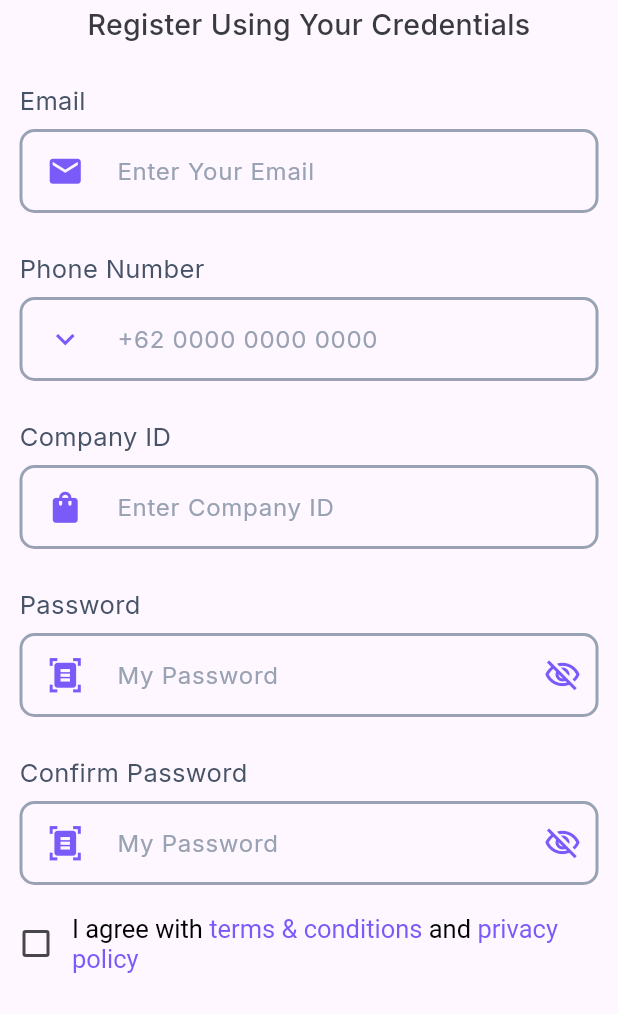
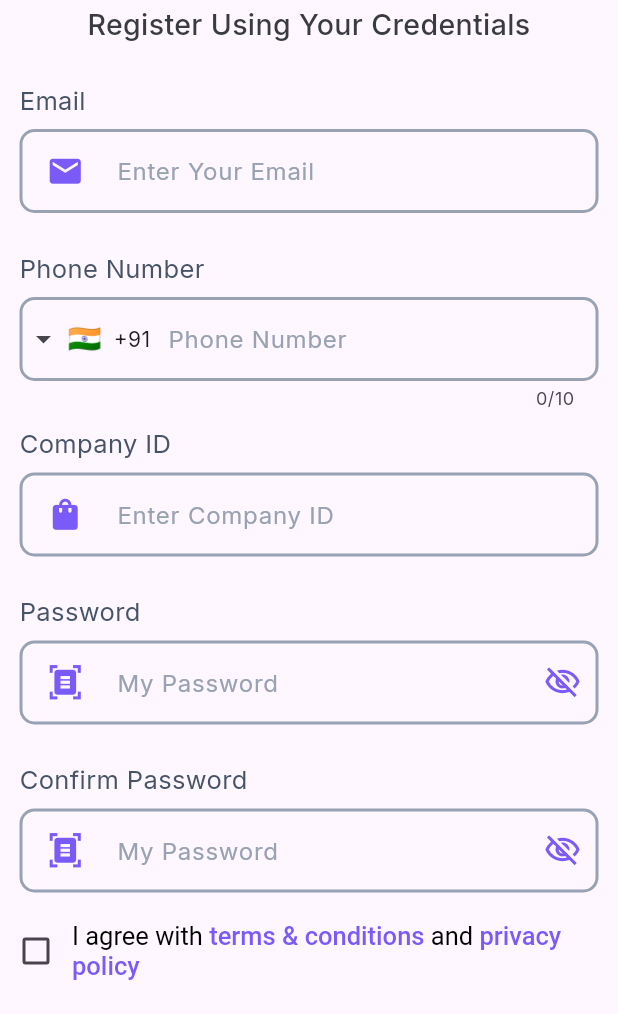
Before and after one commit to sammy002621/ui_hr_task_management, a Flutter app: the SignUpPage screen opened directly, on a phone screen of 412 x 824 dp, the part 222-1236 px from its top. Run offline on Flutter 3.47's test engine with Material 3 defaults, Android fonts, the phone set to English and light mode, and no system bars; drawn by our look-alikes of intl_phone_field; our stand-ins replace dotted_border, flutter_bloc, flutter_otp_text_field, flutter_svg, google_fonts, hugeicons and 1 more; missing offline and left inert: avatar_stack; project files that could hold a hidden picture were left out.

Commit message:
finished phone number part

```diff
--- /dev/null
+++ b/lib/presentation/auth/signin/widgets/phone_label_textfield.dart
@@ -0,0 +1,93 @@
+import 'package:flutter/material.dart';
+import 'package:flutter_bloc/flutter_bloc.dart';
+import 'package:intl_phone_field/intl_phone_field.dart';
+import 'package:workmate/core/configs/theme/app_colors.dart';
+import 'package:workmate/presentation/auth/signin/bloc/signup_cubit.dart';
+import 'package:workmate/presentation/auth/signin/bloc/signup_state.dart';
+
+class PhoneLabelTextfield extends StatefulWidget {
+  final String label;
+  final double? padding;
+  PhoneLabelTextfield({
+    super.key,
+    required this.label,
+    this.padding,
+  });
+
+  @override
+  _PhoneLabelTextfieldState createState() => _PhoneLabelTextfieldState();
+}
+
+class _PhoneLabelTextfieldState extends State<PhoneLabelTextfield> {
+
+  TextEditingController textController = TextEditingController();
+
+
+
+  @override
+  Widget build(BuildContext context) {
+    return Padding(
+      padding: EdgeInsets.symmetric(horizontal: widget.padding ?? 13),
+      child: Column(
+        crossAxisAlignment: CrossAxisAlignment.start,
+        children: [
+          // Label
+          Padding(
+            padding: const EdgeInsets.only(bottom: 7),
+            child: Text(
+              widget.label,
+              style: TextStyle(
+                fontSize: 17,
+                color: AppColors.descriptionColor,
+              ),
+            ),
+          ),
+          // Dropdown and TextField
+          IntlPhoneField(
+
+    decoration: InputDecoration(
+        floatingLabelBehavior: FloatingLabelBehavior.never,
+        labelText: 'Phone Number',
+        border: OutlineInputBorder(
+            borderSide: BorderSide(),
+        ),
+        labelStyle: TextStyle(
+                        color: AppColors.hintColor,
+                        fontSize: 16,
+                        fontWeight: FontWeight.w400,
+                      ),
+        enabledBorder: OutlineInputBorder(
+                        borderRadius: BorderRadius.circular(10),
+                        borderSide: BorderSide(
+                          color: AppColors.hintColor,
+                          width: 2.0,
+                        ),
+                      ),
+                      focusedBorder: OutlineInputBorder(
+                        borderRadius: BorderRadius.circular(10),
+                        borderSide: BorderSide(
+                          color: AppColors.primaryColor,
+                          width: 2.0,
+                        ),
+                      ),
+
+                      errorBorder: OutlineInputBorder(
+                        borderRadius: BorderRadius.circular(10),
+                        borderSide: BorderSide(
+                          color: Colors.red,
+                          width: 2.0,
+                        ),
+                      ),
+
+                      // errorText: 'Invalid Phone Number'
+    ),
+    initialCountryCode: 'IN',
+    onChanged: (phone) {
+        print(phone.completeNumber);
+    },
+),
+        ],
+      ),
+    );
+  }
+}
--- a/lib/presentation/auth/signup/pages/sign_up_page.dart
+++ b/lib/presentation/auth/signup/pages/sign_up_page.dart
@@ -11,6 +11,7 @@ import 'package:workmate/presentation/auth/signin/bloc/signup_state.dart';
 import 'package:workmate/presentation/auth/signin/pages/sign_in_page.dart';
 import 'package:workmate/presentation/auth/signin/widgets/custom_modal_sheet.dart';
 import 'package:workmate/presentation/auth/signin/widgets/label_textfield.dart';
+import 'package:workmate/presentation/auth/signin/widgets/phone_label_textfield.dart';
 import 'package:workmate/presentation/home/pages/home_page.dart';
 import 'package:workmate/presentation/home/pages/main_home_screen.dart';
 import 'package:workmate/presentation/onboarding/widgets/next_button.dart';
@@ -249,15 +250,11 @@ showModalBottomSheet(
             height: 25,
           ),
           // phone number
+PhoneLabelTextfield(label: 'Phone Number'),
 
-          LabelTextfield(
-            label: "Phone Number",
-            hintText: "+62 0000 0000 0000",
-            prefixIcon: Icons.keyboard_arrow_down,
-          ),
 
           const SizedBox(
-            height: 25,
+            height: 10,
           ),
 
           // company id
@@ -336,13 +333,19 @@ showModalBottomSheet(
                           children: <TextSpan>[
                     TextSpan(
                       text: "terms & conditions ",
-                      style: TextStyle(color: AppColors.primaryColor),
+                      style: TextStyle(
+                        color: AppColors.primaryColor,
+                        fontWeight: FontWeight.w500
+                        ),
                     ),
                     TextSpan(
                         text: "and ", style: TextStyle(color: Colors.black)),
                     TextSpan(
                         text: "privacy policy",
-                        style: TextStyle(color: AppColors.primaryColor))
+                        style: TextStyle(
+                          color: AppColors.primaryColor,
+                          fontWeight: FontWeight.w500
+                          ))
                   ])))
             ],
           ),
--- a/pubspec.yaml
+++ b/pubspec.yaml
@@ -43,6 +43,7 @@ dependencies:
   hugeicons: ^0.0.7
   dotted_border: ^2.1.0
   google_fonts: ^6.2.1
+  intl_phone_field: ^3.2.0
 
 dev_dependencies:
   flutter_test:
```
Also changed, not shown: pubspec.lock.
